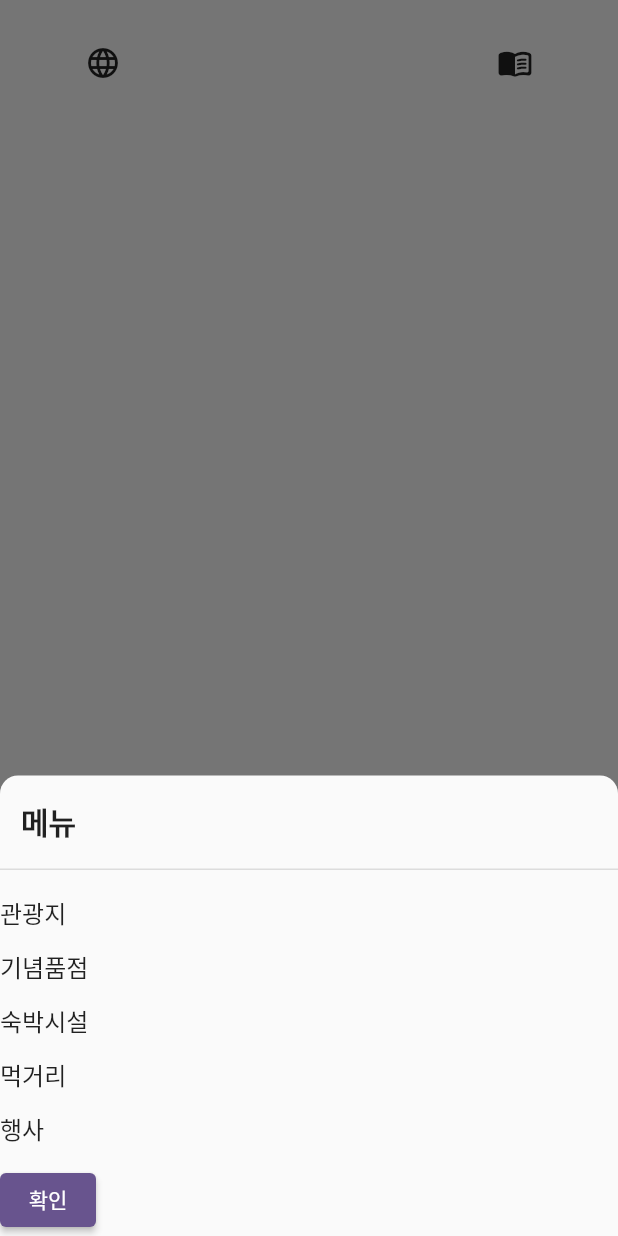
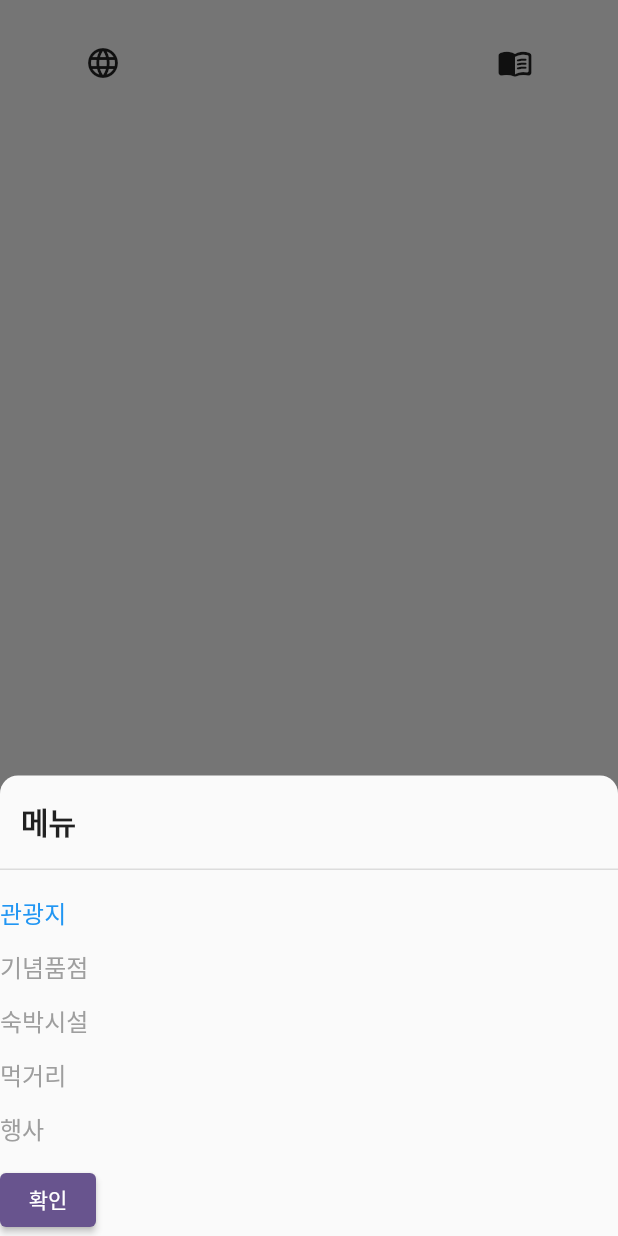
Before and after one commit to alsendrha/joy, a Flutter app: the screen it shows after launch, after a tap on the "menu book" icon, on a phone screen of 412 x 824 dp. Run offline on Flutter 3.47's test engine with Material 2 defaults, Android fonts, the phone set to English and light mode, and no system bars; our stand-ins replace google_maps_flutter; network calls fail.

Commit message:
노트북으로

```diff
--- a/lib/home_screen.dart
+++ b/lib/home_screen.dart
@@ -15,6 +15,7 @@ class HomeScreen extends StatefulWidget {
 class _HomeScreenState extends State<HomeScreen> {
   List listData = [];
   bool isLoading = false;
+  int menuListData = 1;
   int currentPage = 1;
   final ScrollController _scrollController = ScrollController();
 
@@ -24,7 +25,7 @@ class _HomeScreenState extends State<HomeScreen> {
         isLoading = true;
       });
       String url =
-          'https://api.visitjeju.net/vsjApi/contents/searchList?apiKey=8mbfp3rur332azyf&locale=kr&category=c5&page=$page';
+          'https://api.visitjeju.net/vsjApi/contents/searchList?apiKey=8mbfp3rur332azyf&locale=kr&category=c$menuListData&page=$page';
       final response = await http.get(Uri.parse(url));
       if (response.statusCode == 200) {
         print('데이터 확인 : ${response.body}');
@@ -67,7 +68,18 @@ class _HomeScreenState extends State<HomeScreen> {
         ),
       ),
       builder: (context) {
-        return const MenuList();
+        return MenuList(
+          menuNumber: (value) {
+            setState(() {
+              menuListData = value;
+              currentPage = 1; // 페이지를 리셋합니다.
+              jejuData(currentPage);
+              _scrollController.animateTo(0,
+                  duration: const Duration(milliseconds: 300),
+                  curve: Curves.easeInOut);
+            });
+          },
+        );
       },
     );
   }
--- a/lib/home_screen_widget.dart
+++ b/lib/home_screen_widget.dart
@@ -1,13 +1,19 @@
 import 'package:flutter/material.dart';
 
 class MenuList extends StatefulWidget {
-  const MenuList({super.key});
+  final ValueChanged<int> menuNumber;
+  const MenuList({
+    super.key,
+    required this.menuNumber,
+  });
 
   @override
   State<MenuList> createState() => _MenuListState();
 }
 
 class _MenuListState extends State<MenuList> {
+  int menuNumber = 1;
+
   @override
   Widget build(BuildContext context) {
     return Column(
@@ -36,77 +42,105 @@ class _MenuListState extends State<MenuList> {
         ),
         GestureDetector(
           onTap: () {
-            print('1');
+            setState(() {
+              menuNumber = 1;
+            });
+            print('메뉴 : $menuNumber');
           },
           child: Container(
             width: double.infinity,
             height: 36,
             color: Colors.white.withOpacity(0),
-            child: const Text(
+            child: Text(
               '관광지',
               style: TextStyle(
                 fontWeight: FontWeight.w500,
                 fontSize: 16,
+                color: menuNumber == 1 ? Colors.blue : Colors.grey,
               ),
             ),
           ),
         ),
         GestureDetector(
-          onTap: () {},
+          onTap: () {
+            setState(() {
+              menuNumber = 2;
+            });
+            print('메뉴 : $menuNumber');
+          },
           child: Container(
             width: double.infinity,
             height: 36,
             color: Colors.white.withOpacity(0),
-            child: const Text(
+            child: Text(
               '기념품점',
               style: TextStyle(
                 fontWeight: FontWeight.w500,
                 fontSize: 16,
+                color: menuNumber == 2 ? Colors.blue : Colors.grey,
               ),
             ),
           ),
         ),
         GestureDetector(
-          onTap: () {},
+          onTap: () {
+            setState(() {
+              menuNumber = 3;
+            });
+            print('메뉴 : $menuNumber');
+          },
           child: Container(
             width: double.infinity,
             height: 36,
             color: Colors.white.withOpacity(0),
-            child: const Text(
+            child: Text(
               '숙박시설',
               style: TextStyle(
                 fontWeight: FontWeight.w500,
                 fontSize: 16,
+                color: menuNumber == 3 ? Colors.blue : Colors.grey,
               ),
             ),
           ),
         ),
         GestureDetector(
-          onTap: () {},
+          onTap: () {
+            setState(() {
+              menuNumber = 4;
+            });
+            print('메뉴 : $menuNumber');
+          },
           child: Container(
             width: double.infinity,
             height: 36,
             color: Colors.white.withOpacity(0),
-            child: const Text(
+            child: Text(
               '먹거리',
               style: TextStyle(
                 fontWeight: FontWeight.w500,
                 fontSize: 16,
+                color: menuNumber == 4 ? Colors.blue : Colors.grey,
               ),
             ),
           ),
         ),
         GestureDetector(
-          onTap: () {},
+          onTap: () {
+            setState(() {
+              menuNumber = 5;
+            });
+            print('메뉴 : $menuNumber');
+          },
           child: Container(
             width: double.infinity,
             height: 36,
             color: Colors.white.withOpacity(0),
-            child: const Text(
+            child: Text(
               '행사',
               style: TextStyle(
                 fontWeight: FontWeight.w500,
                 fontSize: 16,
+                color: menuNumber == 5 ? Colors.blue : Colors.grey,
               ),
             ),
           ),
@@ -115,7 +149,15 @@ class _MenuListState extends State<MenuList> {
           style: ElevatedButton.styleFrom(
             maximumSize: const Size(double.infinity, 50),
           ),
-          onPressed: () {},
+          onPressed: () {
+            Navigator.pop(context);
+            setState(() {
+              widget.menuNumber(
+                menuNumber,
+              );
+            });
+            print('메뉴 : $menuNumber');
+          },
           child: const Text('확인'),
         ),
       ],
```
